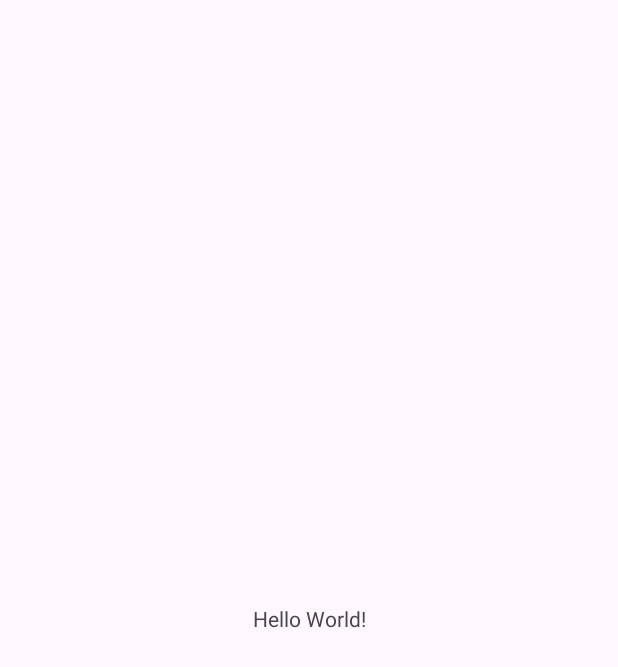
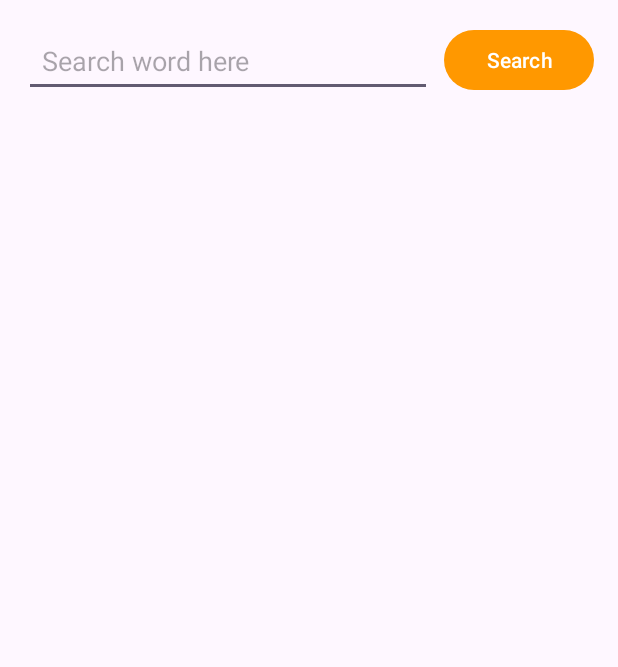
Before and after one commit to Buhle138/DictionaryAppWithXmlAndroid, an Android app: the screen it shows after launch (MainActivity), on a phone screen of 412 x 824 dp. Before the commit the part shown is almost empty. Shown: the top 667 px of the screen. Run offline under Robolectric (Android 15) with nearby library versions, the phone set to English and light mode, and no system bars.

```diff
--- a/app/build.gradle.kts
+++ b/app/build.gradle.kts
@@ -33,10 +33,16 @@ android {
     kotlinOptions {
         jvmTarget = "1.8"
     }
+
+    buildFeatures{
+        viewBinding = true
+    }
 }
 
 dependencies {
 
+    implementation("com.squareup.retrofit2:retrofit:2.9.0")
+    implementation("com.squareup.retrofit2:converter-gson:2.9.0")
     implementation("androidx.core:core-ktx:1.13.1")
     implementation("androidx.appcompat:appcompat:1.7.0")
     implementation("com.google.android.material:material:1.12.0")
--- a/app/src/main/AndroidManifest.xml
+++ b/app/src/main/AndroidManifest.xml
@@ -1,6 +1,8 @@
 <?xml version="1.0" encoding="utf-8"?>
 <manifest xmlns:android="http://schemas.android.com/apk/res/android"
     xmlns:tools="http://schemas.android.com/tools">
+
+    <uses-permission android:name="android.permission.INTERNET" />
 
     <application
         android:allowBackup="true"
--- a/app/src/main/res/layout/activity_main.xml
+++ b/app/src/main/res/layout/activity_main.xml
@@ -1,18 +1,32 @@
 <?xml version="1.0" encoding="utf-8"?>
-<androidx.constraintlayout.widget.ConstraintLayout xmlns:android="http://schemas.android.com/apk/res/android"
+<LinearLayout xmlns:android="http://schemas.android.com/apk/res/android"
     xmlns:app="http://schemas.android.com/apk/res-auto"
     xmlns:tools="http://schemas.android.com/tools"
     android:layout_width="match_parent"
     android:layout_height="match_parent"
+    android:padding="16dp"
     tools:context=".MainActivity">
 
-    <TextView
-        android:layout_width="wrap_content"
-        android:layout_height="wrap_content"
-        android:text="Hello World!"
-        app:layout_constraintBottom_toBottomOf="parent"
-        app:layout_constraintEnd_toEndOf="parent"
-        app:layout_constraintStart_toStartOf="parent"
-        app:layout_constraintTop_toTopOf="parent" />
+    <RelativeLayout
+        android:layout_width="match_parent"
+        android:layout_height="match_parent">
 
-</androidx.constraintlayout.widget.ConstraintLayout>
+        <EditText
+            android:layout_width="match_parent"
+            android:layout_height="wrap_content"
+            android:layout_toLeftOf="@+id/search_btn"
+            android:id="@+id/search_input"
+            android:hint="Search word here"
+            android:padding="12dp"/>
+
+        <Button
+            android:layout_width="100dp"
+            android:layout_height="wrap_content"
+            android:id="@+id/search_btn"
+            android:text="Search"
+            android:layout_alignParentEnd="true"
+            android:layout_marginStart="8dp"
+            />
+    </RelativeLayout>
+
+</LinearLayout>
--- a/app/src/main/res/values-night/themes.xml
+++ b/app/src/main/res/values-night/themes.xml
@@ -2,6 +2,6 @@
     <!-- Base application theme. -->
     <style name="Base.Theme.DictionaryApp" parent="Theme.Material3.DayNight.NoActionBar">
         <!-- Customize your dark theme here. -->
-        <!-- <item name="colorPrimary">@color/my_dark_primary</item> -->
+         <item name="colorPrimary">@color/my_primary</item>
     </style>
 </resources>
--- a/app/src/main/res/values/colors.xml
+++ b/app/src/main/res/values/colors.xml
@@ -2,4 +2,6 @@
 <resources>
     <color name="black">#FF000000</color>
     <color name="white">#FFFFFFFF</color>
+    <color name="my_primary">#FF9800</color>
+    <color name="grey">#898989</color>
 </resources>
--- a/app/src/main/res/values/themes.xml
+++ b/app/src/main/res/values/themes.xml
@@ -2,7 +2,7 @@
     <!-- Base application theme. -->
     <style name="Base.Theme.DictionaryApp" parent="Theme.Material3.DayNight.NoActionBar">
         <!-- Customize your light theme here. -->
-        <!-- <item name="colorPrimary">@color/my_light_primary</item> -->
+         <item name="colorPrimary">@color/my_primary</item>
     </style>
 
     <style name="Theme.DictionaryApp" parent="Base.Theme.DictionaryApp" />
--- /dev/null
+++ b/build.gradle.kts
@@ -0,0 +1,5 @@
+// Top-level build file where you can add configuration options common to all sub-projects/modules.
+plugins {
+    id("com.android.application") version "8.2.2" apply false
+    id("org.jetbrains.kotlin.android") version "1.9.22" apply false
+}
```
Also changed, not shown: app/src/main/res/drawable/rounded_corner.xml (added, +10 -0 lines), gradle.properties (added, +23 -0 lines), settings.gradle.kts (added, +17 -0 lines), gradle/wrapper/gradle-wrapper.properties (added), 4 other files.
